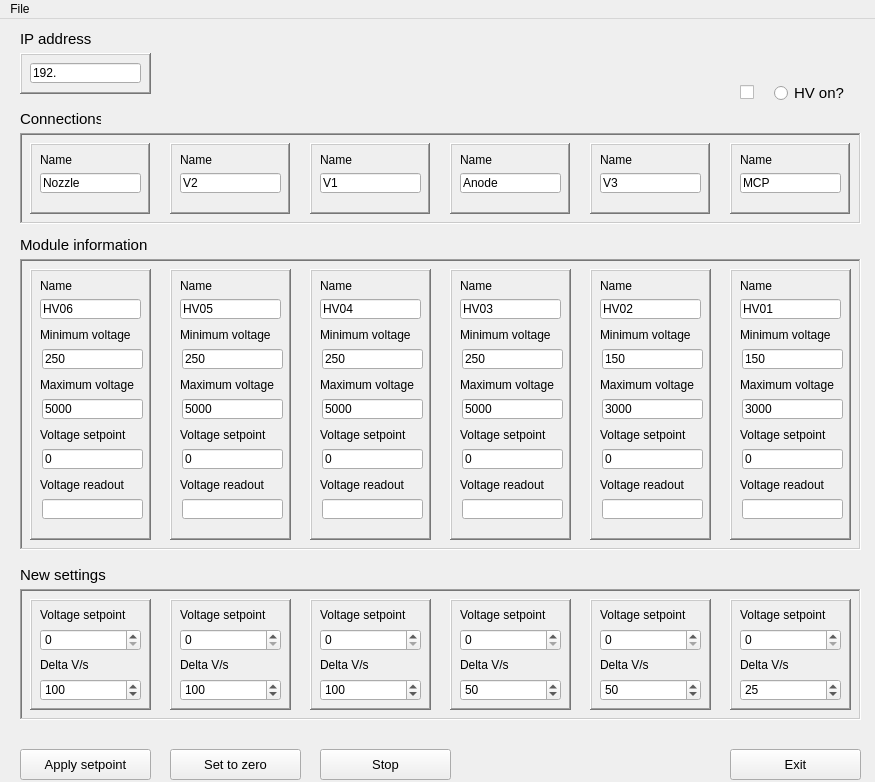
Before: the Qt Designer form high_voltage_control.ui in kaien5/real_gui_controller, drawn with Qt 5.
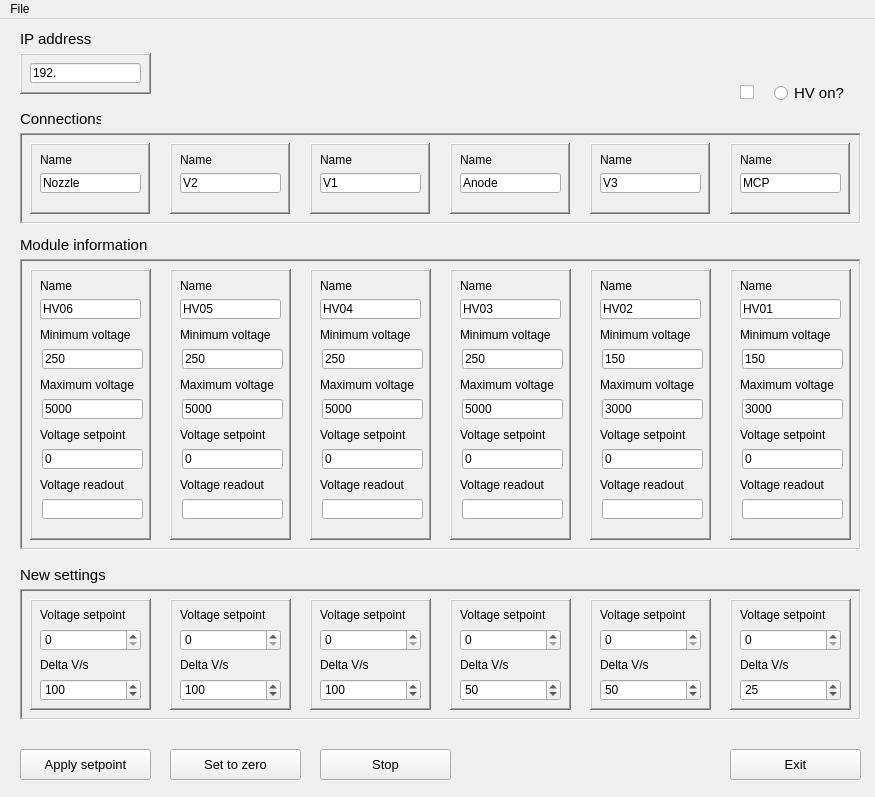
After: the same form once the commit is applied.

Patch:
```diff
--- a/high_voltage_control.ui
+++ b/high_voltage_control.ui
@@ -7,7 +7,7 @@
     <x>0</x>
     <y>0</y>
     <width>875</width>
-    <height>782</height>
+    <height>797</height>
    </rect>
   </property>
   <property name="windowTitle">
```
